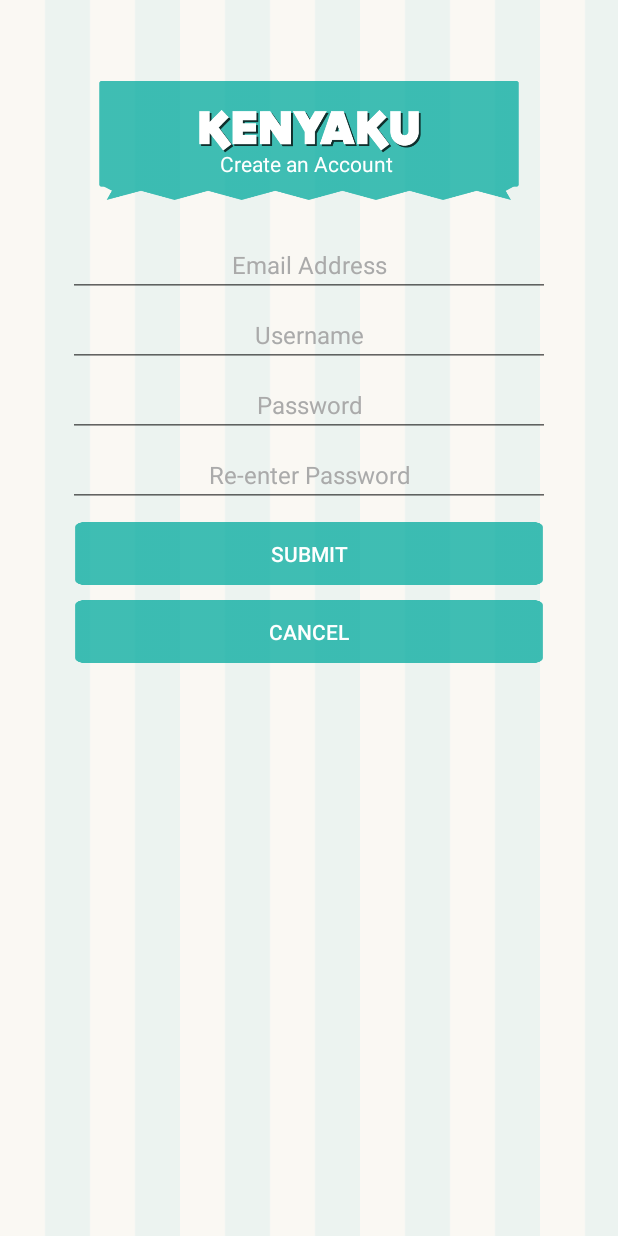
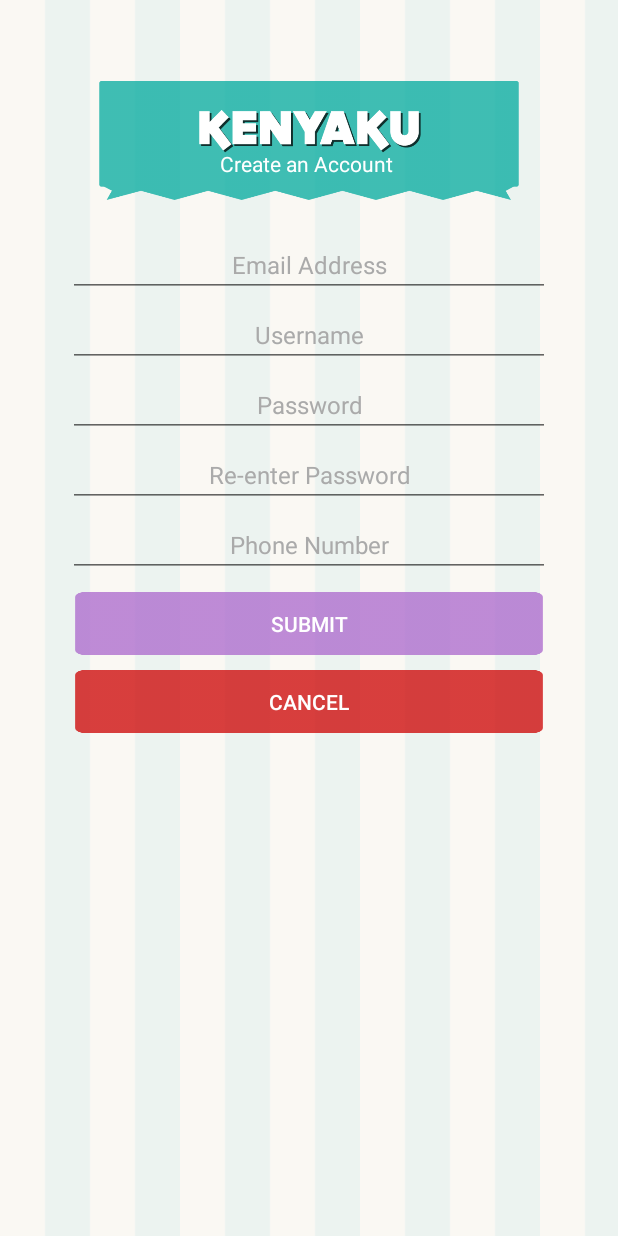
Before and after one commit to saltsocietyph/Kenyaku, an Android app: the Registration screen opened directly, with no data from a screen before it, on a phone screen of 412 x 824 dp. Run offline under Robolectric (Android 15) with nearby library versions, the phone set to English and light mode, and no system bars; our stand-ins replace Firebase (no records; nobody signed in at launch, a user with empty details on screens opened directly).

Commit message:
Kenyaku 12/13/18 10:28 PM
> Added an SMS Alert when user registers

```diff
--- a/Kenyaku/app/src/main/AndroidManifest.xml
+++ b/Kenyaku/app/src/main/AndroidManifest.xml
@@ -1,6 +1,9 @@
 <?xml version="1.0" encoding="utf-8"?>
 <manifest xmlns:android="http://schemas.android.com/apk/res/android"
     package="com.saltsociety.kenyaku">
+
+    <uses-permission android:name="android.permission.SEND_SMS" />
+    <uses-permission android:name="android.permission.RECEIVE_SMS" />
 
     <application
         android:allowBackup="true"
--- a/Kenyaku/app/src/main/res/layout/activity_registration.xml
+++ b/Kenyaku/app/src/main/res/layout/activity_registration.xml
@@ -56,7 +56,7 @@
     <ScrollView
         android:id="@+id/scrollView"
         android:layout_width="match_parent"
-        android:layout_height="322dp"
+        android:layout_height="429dp"
         android:layout_marginLeft="30dp"
         android:layout_marginRight="30dp"
         android:layout_marginTop="10dp"
@@ -136,6 +136,22 @@
                 android:textColorHint="@android:color/darker_gray"
                 android:textSize="16sp" />
 
+            <EditText
+                android:id="@+id/phoneNumberText"
+                android:layout_width="match_parent"
+                android:layout_height="wrap_content"
+                android:layout_marginLeft="15dp"
+                android:layout_marginRight="15dp"
+                android:layout_marginTop="4dp"
+                android:layout_weight="1"
+                android:ems="10"
+                android:hint="Phone Number"
+                android:inputType="number|phone"
+                android:textAlignment="center"
+                android:textColor="@android:color/black"
+                android:textColorHint="@android:color/darker_gray"
+                android:textSize="16sp" />
+
             <Button
                 android:id="@+id/submitBtn"
                 android:layout_width="match_parent"
@@ -145,6 +161,7 @@
                 android:layout_marginTop="10dp"
                 android:layout_weight="1"
                 android:background="@drawable/button"
+                android:backgroundTint="@android:color/holo_purple"
                 android:onClick="submit"
                 android:text="Submit"
                 android:textColor="@android:color/background_light" />
@@ -158,6 +175,7 @@
                 android:layout_marginTop="10dp"
                 android:layout_weight="1"
                 android:background="@drawable/button"
+                android:backgroundTint="@android:color/holo_red_dark"
                 android:onClick="cancel"
                 android:text="Cancel"
                 android:textColor="@android:color/background_light" />
```
Also changed, not shown: Kenyaku/app/src/main/java/com/saltsociety/kenyaku/Registration.java (+100 -18 lines), Kenyaku/app/src/main/java/com/saltsociety/kenyaku/SMSJobService.java (added, +32 -0 lines), Kenyaku/app/src/main/java/com/saltsociety/kenyaku/SMSManager.java (added, +48 -0 lines), 1 other file.
